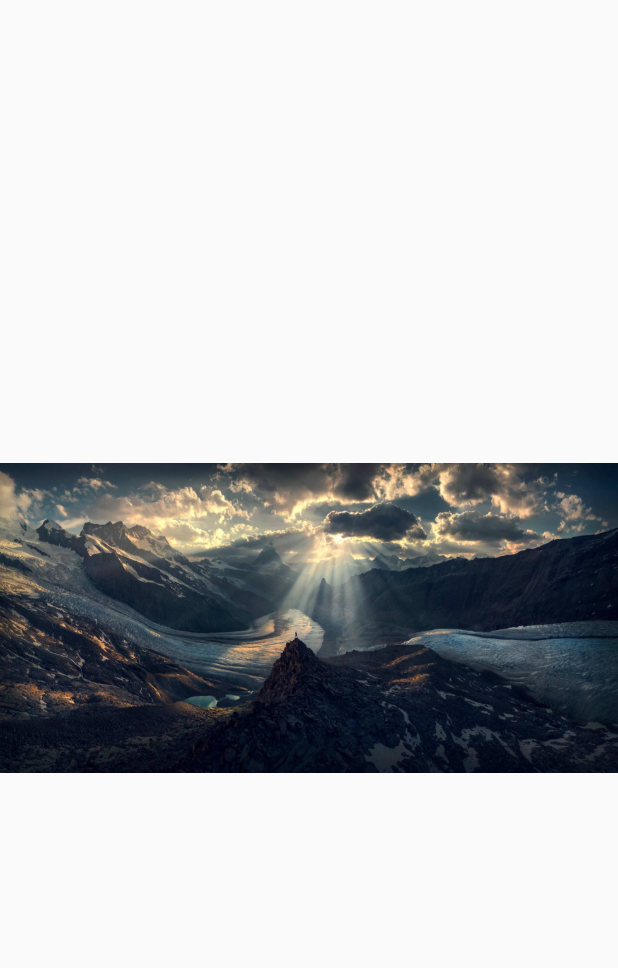
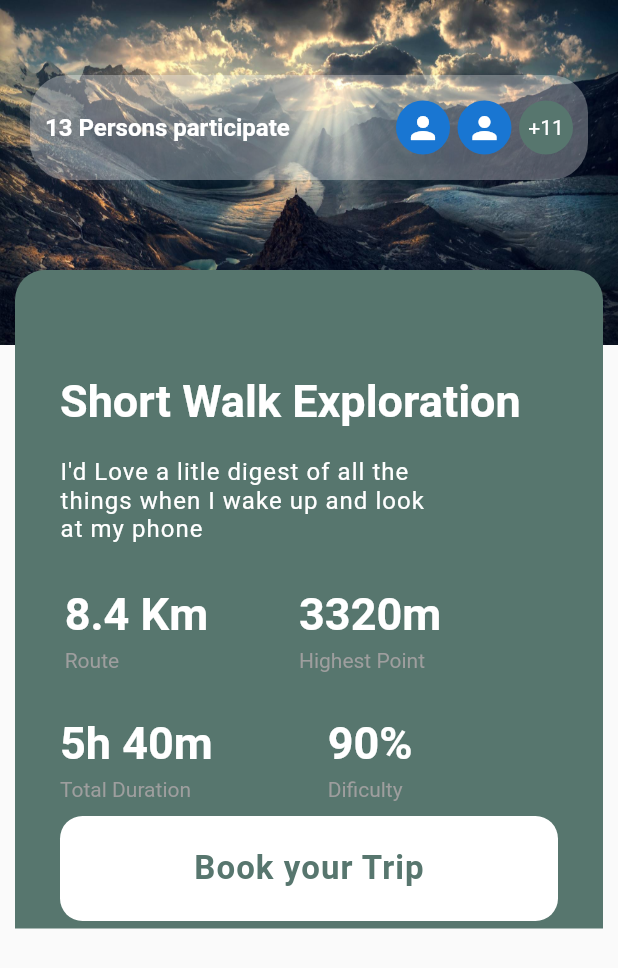
Before and after one commit to cristianfchq/flutterUItrip, a Flutter app: the SecondTrip screen opened directly, on a phone screen of 412 x 824 dp. Shown: the top 968 px of the screen. Run offline on Flutter 3.47's test engine with Material 2 defaults, Android fonts, the phone set to English and light mode, and no system bars; Roboto replaces fonts that are missing (Nunito, Nunito-Bold).

Commit message:
resolved to work horizontal and vertical screen

```diff
--- a/lib/main.dart
+++ b/lib/main.dart
@@ -8,12 +8,12 @@ class MyApp extends StatelessWidget {
   // This widget is the root of your application.
   @override
   Widget build(BuildContext context) {
-    SystemChrome.setPreferredOrientations(
-      [
-        DeviceOrientation.portraitUp,
-        DeviceOrientation.portraitDown,
-      ],
-    );
+//    SystemChrome.setPreferredOrientations(
+//      [
+//        DeviceOrientation.portraitUp,
+//        DeviceOrientation.portraitDown,
+//      ],
+//    );
     return MaterialApp(
       debugShowCheckedModeBanner: false,
       title: 'Flutter Demo',
--- a/lib/second.dart
+++ b/lib/second.dart
@@ -12,285 +12,304 @@ class _SecondTripState extends State<SecondTrip> {
   @override
   Widget build(BuildContext context) {
     return Scaffold(
-      body:
-//      Stack(
-//        overflow: Overflow.visible,
-//        children: <Widget>[
-          Hero(
-            tag: 'place',
-//            child: Padding(
-//              padding: const EdgeInsets.only(left:5.0,right: 5.0,bottom: 90.0,),
+      body: SingleChildScrollView(
+        child: Stack(
+          overflow: Overflow.visible,
+          children: <Widget>[
+            Hero(
+              tag: 'place',
               child: Container(
-//              width: 420.0,
-//              height: 320.0,
+                height: 230.0,
                 decoration: BoxDecoration(
+//                  borderRadius: BorderRadius.circular(20.0),
                   image: DecorationImage(
+                    fit: BoxFit.fill,
                     image: AssetImage(
                       "assets/img1.jpg",
                     ),
                   ),
                 ),
-//              child: Padding(
-//                padding: const EdgeInsets.only(
-//                  top: 70.0,
-//                  left: 25.0,
-//                  right: 25.0,
-//                ),
-//                child: Column(
-//                  children: <Widget>[
-//                    Container(
-//                      height: 70.0,
-//                      decoration: BoxDecoration(
-//                        color: Colors.white.withOpacity(0.3),
-//                        borderRadius: BorderRadius.circular(50.0),
-//                      ),
-//                      child: Padding(
-//                        padding: const EdgeInsets.all(15.0),
-//                        child: Row(
-//                          mainAxisAlignment: MainAxisAlignment.spaceAround,
-//                          children: <Widget>[
-//                            Text(
-//                              "13 Persons participate",
-//                              style: TextStyle(
-//                                color: Colors.white,
-//                                fontSize: 16.0,
-//                                fontWeight: FontWeight.bold,
-//                                fontFamily: 'Nunito',
-//                              ),
-//                            ),
-//                            SizedBox(
-//                              width: 5.0,
-//                            ),
-//                            CircleAvatar(
-//                              radius: 18.0,
-//                              child: Icon(Icons.person),
-//                            ),
-//                            CircleAvatar(
-//                              radius: 18.0,
-//                              child: Icon(Icons.person),
-//                            ),
-//                            CircleAvatar(
-//                              radius: 18.0,
-//                              backgroundColor: const Color(0xff57766e),
-//                              child: Text(
-//                                "+11",
-//                                style: TextStyle(
-//                                  color: Colors.white,
-//                                  fontSize: 14.0,
-//                                ),
-//                              ),
-//                            ),
-//                          ],
-//                        ),
-//                      ),
-//                    ),
-//                  ],
-//                ),
-//              ),
+                child: Padding(
+                  padding: const EdgeInsets.only(
+                    top: 50.0,
+                    left: 20.0,
+                    right: 20.0,
+                  ),
+                  child: Column(
+                    children: <Widget>[
+                      Container(
+                        height: 70.0,
+                        decoration: BoxDecoration(
+                          color: Colors.white.withOpacity(0.3),
+                          borderRadius: BorderRadius.circular(25.0),
+                        ),
+                        child: Padding(
+                          padding: const EdgeInsets.all(10.0),
+                          child: Row(
+                            mainAxisAlignment: MainAxisAlignment.spaceBetween,
+                            children: <Widget>[
+                              Container(
+                                child: Text(
+                                  "13 Persons participate",
+                                  style: TextStyle(
+                                    color: Colors.white,
+                                    fontSize: 16.0,
+                                    fontWeight: FontWeight.bold,
+                                    fontFamily: 'Nunito',
+                                  ),
+                                ),
+                              ),
+                              Container(
+                                child: Row(
+                                  children: <Widget>[
+                                    CircleAvatar(
+                                      radius: 18.0,
+                                      child: Icon(Icons.person),
+                                    ),
+                                    SizedBox(
+                                      width: 5.0,
+                                    ),
+                                    CircleAvatar(
+                                      radius: 18.0,
+                                      child: Icon(Icons.person),
+                                    ),
+                                    SizedBox(
+                                      width: 5.0,
+                                    ),
+                                    CircleAvatar(
+                                      radius: 18.0,
+                                      backgroundColor: const Color(0xff57766e),
+                                      child: Text(
+                                        "+11",
+                                        style: TextStyle(
+                                          color: Colors.white,
+                                          fontSize: 14.0,
+                                        ),
+                                      ),
+                                    ),
+                                  ],
+                                ),
+                              ),
+                            ],
+                          ),
+                        ),
+                      ),
+                    ],
+                  ),
+                ),
               ),
-//            ),
-          ),
-//          Positioned(
-//            top: 200.0,
-//            child: Container(
-//              width: 415.0,
-//              decoration: BoxDecoration(
-//                color: Color(0xff57766e),
-//                borderRadius: BorderRadius.only(
-//                  topRight: Radius.circular(20.0),
-//                  topLeft: Radius.circular(20.0),
-//                ),
-//              ),
-//              child: Column(
-//                crossAxisAlignment: CrossAxisAlignment.start,
-//                children: <Widget>[
-//                  SizedBox(
-//                    height: 70.0,
-//                  ),
-//                  Padding(
-//                    padding: const EdgeInsets.only(left: 30.0),
-//                    child: Text(
-//                      "Short Walk Exploration",
-//                      style: TextStyle(
-//                        color: Colors.white,
-//                        fontSize: 30.0,
-//                        fontWeight: FontWeight.bold,
-//                        fontFamily: 'Nunito-Bold',
-//                      ),
-//                    ),
-//                  ),
-//                  SizedBox(
-//                    height: 20.0,
-//                  ),
-//                  Padding(
-//                    padding: const EdgeInsets.only(left: 30.0, right: 100.0),
-//                    child: Text(
-//                      "I'd Love a litle digest of all the things when I wake up and look at my phone",
-//                      style: TextStyle(
-//                        color: Colors.white,
-//                        fontSize: 16.0,
-//                        letterSpacing: 0.7,
-//                      ),
-//                    ),
-//                  ),
-//                  SizedBox(
-//                    height: 30.0,
-//                  ),
-//                  Padding(
-//                    padding: const EdgeInsets.only(
-//                      left: 30.0,
-//                    ),
-//                    child: Row(
-//                      children: <Widget>[
-//                        Column(
-//                          children: <Widget>[
-//                            Column(
-//                              crossAxisAlignment: CrossAxisAlignment.start,
-//                              children: <Widget>[
-//                                Text(
-//                                  "8.4 Km ",
-//                                  style: TextStyle(
-//                                    color: Colors.white,
-//                                    fontWeight: FontWeight.bold,
-//                                    fontFamily: 'Nunito-Bold',
-//                                    fontSize: 30.0,
-//                                  ),
-//                                ),
-//                                SizedBox(
-//                                  height: 5.0,
-//                                ),
-//                                Text(
-//                                  "Route",
-//                                  style: TextStyle(
-//                                    color: Colors.grey,
-//                                    fontSize: 14.0,
-//                                  ),
-//                                )
-//                              ],
-//                            ),
-//                            SizedBox(
-//                              height: 30.0,
-//                            ),
-//                            Column(
-//                              crossAxisAlignment: CrossAxisAlignment.start,
-//                              children: <Widget>[
-//                                Text(
-//                                  "5h 40m ",
-//                                  style: TextStyle(
-//                                    color: Colors.white,
-//                                    fontWeight: FontWeight.bold,
-//                                    fontFamily: 'Nunito-Bold',
-//                                    fontSize: 30.0,
-//                                  ),
-//                                ),
-//                                SizedBox(
-//                                  height: 5.0,
-//                                ),
-//                                Text(
-//                                  "Total Duration",
-//                                  style: TextStyle(
-//                                    color: Colors.grey,
-//                                    fontSize: 14.0,
-//                                  ),
-//                                )
-//                              ],
-//                            ),
-//                          ],
-//                        ),
-//                        SizedBox(
-//                          width: 50.0,
-//                        ),
-//                        Column(
-//                          children: <Widget>[
-//                            Column(
-//                              crossAxisAlignment: CrossAxisAlignment.start,
-//                              children: <Widget>[
-//                                Text(
-//                                  "3320m",
-//                                  style: TextStyle(
-//                                    color: Colors.white,
-//                                    fontWeight: FontWeight.bold,
-//                                    fontFamily: 'Nunito-Bold',
-//                                    fontSize: 30.0,
-//                                  ),
-//                                ),
-//                                SizedBox(
-//                                  height: 5.0,
-//                                ),
-//                                Text(
-//                                  "Highest Point",
-//                                  style: TextStyle(
-//                                    color: Colors.grey,
-//                                    fontSize: 14.0,
-//                                  ),
-//                                )
-//                              ],
-//                            ),
-//                            SizedBox(
-//                              height: 30.0,
-//                            ),
-//                            Column(
-//                              crossAxisAlignment: CrossAxisAlignment.start,
-//                              children: <Widget>[
-//                                Text(
-//                                  "90%",
-//                                  style: TextStyle(
-//                                    color: Colors.white,
-//                                    fontWeight: FontWeight.bold,
-//                                    fontFamily: 'Nunito-Bold',
-//                                    fontSize: 30.0,
-//                                  ),
-//                                ),
-//                                SizedBox(
-//                                  height: 5.0,
-//                                ),
-//                                Text(
-//                                  "Dificulty",
-//                                  style: TextStyle(
-//                                    color: Colors.grey,
-//                                    fontSize: 14.0,
-//                                  ),
-//                                )
-//                              ],
-//                            ),
-//                          ],
-//                        ),
-//                      ],
-//                    ),
-//                  ),
-//                  SizedBox(
-//                    height: 10.0,
-//                  ),
-//                  Padding(
-//                    padding:
-//                        EdgeInsets.only(left: 30.0, right: 30.0, bottom: 5.0),
-//                    child: Container(
-//                      height: 70.0,
-//                      decoration: BoxDecoration(
-//                        borderRadius: BorderRadius.circular(15.0),
-//                        color: Colors.white,
-//                      ),
-//                      child: Center(
-//                        child: Text(
-//                          "Book your Trip",
-//                          style: TextStyle(
-//                            color: Color(0xff57766e),
-//                            fontSize: 22.0,
-//                            fontFamily: 'Nunito',
-//                            fontWeight: FontWeight.bold,
-//                            letterSpacing: 0.7,
-//                          ),
-//                        ),
-//                      ),
-//                    ),
-//                  ),
-//                ],
-//              ),
-//            ),
-//          ),
-
+            ),
 //        ],
 //      ),
+
+            Padding(
+              padding:
+                  const EdgeInsets.only(left: 10.0, right: 10.0, top: 180.0),
+              child: Container(
+//                  width: 415.0,
+                decoration: BoxDecoration(
+                  color: Color(0xff57766e),
+                  borderRadius: BorderRadius.only(
+                    topRight: Radius.circular(20.0),
+                    topLeft: Radius.circular(20.0),
+                  ),
+                ),
+                child: Column(
+                  crossAxisAlignment: CrossAxisAlignment.start,
+                  children: <Widget>[
+                    SizedBox(
+                      height: 70.0,
+                    ),
+                    Padding(
+                      padding: const EdgeInsets.only(left: 30.0),
+                      child: Text(
+                        "Short Walk Exploration",
+                        style: TextStyle(
+                          color: Colors.white,
+                          fontSize: 30.0,
+                          fontWeight: FontWeight.bold,
+                          fontFamily: 'Nunito-Bold',
+                        ),
+                      ),
+                    ),
+                    SizedBox(
+                      height: 20.0,
+                    ),
+                    Padding(
+                      padding: const EdgeInsets.only(left: 30.0, right: 100.0),
+                      child: Text(
+                        "I'd Love a litle digest of all the things when I wake up and look at my phone",
+                        style: TextStyle(
+                          color: Colors.white,
+                          fontSize: 16.0,
+                          letterSpacing: 0.7,
+                        ),
+                      ),
+                    ),
+                    SizedBox(
+                      height: 30.0,
+                    ),
+                    Padding(
+                      padding: const EdgeInsets.only(
+                        left: 30.0,
+                      ),
+                      child: Row(
+                        children: <Widget>[
+                          Column(
+                            children: <Widget>[
+                              Column(
+                                crossAxisAlignment: CrossAxisAlignment.start,
+                                children: <Widget>[
+                                  Text(
+                                    "8.4 Km ",
+                                    style: TextStyle(
+                                      color: Colors.white,
+                                      fontWeight: FontWeight.bold,
+                                      fontFamily: 'Nunito-Bold',
+                                      fontSize: 30.0,
+                                    ),
+                                  ),
+                                  SizedBox(
+                                    height: 5.0,
+                                  ),
+                                  Text(
+                                    "Route",
+                                    style: TextStyle(
+                                      color: Colors.grey,
+                                      fontSize: 14.0,
+                                    ),
+                                  )
+                                ],
+                              ),
+                              SizedBox(
+                                height: 30.0,
+                              ),
+                              Column(
+                                crossAxisAlignment: CrossAxisAlignment.start,
+                                children: <Widget>[
+                                  Text(
+                                    "5h 40m ",
+                                    style: TextStyle(
+                                      color: Colors.white,
+                                      fontWeight: FontWeight.bold,
+                                      fontFamily: 'Nunito-Bold',
+                                      fontSize: 30.0,
+                                    ),
+                                  ),
+                                  SizedBox(
+                                    height: 5.0,
+                                  ),
+                                  Text(
+                                    "Total Duration",
+                                    style: TextStyle(
+                                      color: Colors.grey,
+                                      fontSize: 14.0,
+                                    ),
+                                  )
+                                ],
+                              ),
+                            ],
+                          ),
+                          SizedBox(
+                            width: 50.0,
+                          ),
+                          Column(
+                            children: <Widget>[
+                              Column(
+                                crossAxisAlignment: CrossAxisAlignment.start,
+                                children: <Widget>[
+                                  Text(
+                                    "3320m",
+                                    style: TextStyle(
+                                      color: Colors.white,
+                                      fontWeight: FontWeight.bold,
+                                      fontFamily: 'Nunito-Bold',
+                                      fontSize: 30.0,
+                                    ),
+                                  ),
+                                  SizedBox(
+                                    height: 5.0,
+                                  ),
+                                  Text(
+                                    "Highest Point",
+                                    style: TextStyle(
+                                      color: Colors.grey,
+                                      fontSize: 14.0,
+                                    ),
+                                  )
+                                ],
+                              ),
+                              SizedBox(
+                                height: 30.0,
+                              ),
+                              Column(
+                                crossAxisAlignment: CrossAxisAlignment.start,
+                                children: <Widget>[
+                                  Text(
+                                    "90%",
+                                    style: TextStyle(
+                                      color: Colors.white,
+                                      fontWeight: FontWeight.bold,
+                                      fontFamily: 'Nunito-Bold',
+                                      fontSize: 30.0,
+                                    ),
+                                  ),
+                                  SizedBox(
+                                    height: 5.0,
+                                  ),
+                                  Text(
+                                    "Dificulty",
+                                    style: TextStyle(
+                                      color: Colors.grey,
+                                      fontSize: 14.0,
+                                    ),
+                                  )
+                                ],
+                              ),
+                            ],
+                          ),
+                        ],
+                      ),
+                    ),
+                    SizedBox(
+                      height: 10.0,
+                    ),
+                    Padding(
+                      padding:
+                          EdgeInsets.only(left: 30.0, right: 30.0, bottom: 5.0),
+                      child: GestureDetector(
+                        onTap: (){
+                          print("hola mundo");
+                        },
+                        child: Container(
+//                          color: Colors.blue,
+                          height: 70.0,
+                          decoration: BoxDecoration(
+                            borderRadius: BorderRadius.circular(15.0),
+                            color: Colors.white,
+                          ),
+                          child: Center(
+                            child: Text(
+                              "Book your Trip",
+                              style: TextStyle(
+                                color: Color(0xff57766e),
+                                fontSize: 22.0,
+                                fontFamily: 'Nunito',
+                                fontWeight: FontWeight.bold,
+                                letterSpacing: 0.7,
+                              ),
+                            ),
+                          ),
+                        ),
+                      ),
+                    ),
+                  ],
+                ),
+              ),
+            ),
+          ],
+        ),
+      ),
     );
   }
 }
```
